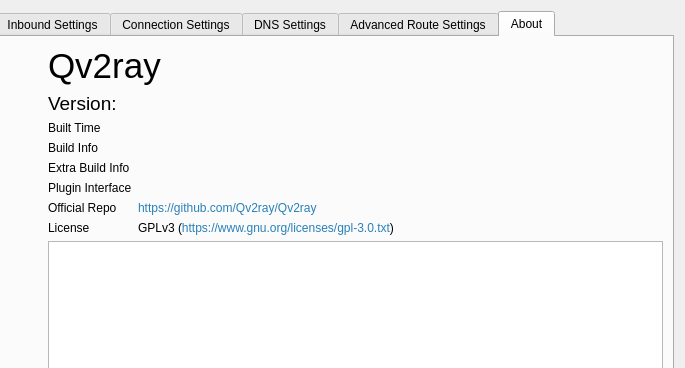
First picture: the form in src/ui/widgets/windows/w_PreferencesWindow.ui, repository laintuv/Qv2ray-2.7.1, before the edit; both pictures show x 236 to 921 and y 0 to 368 of the 921 by 699 pixel window.
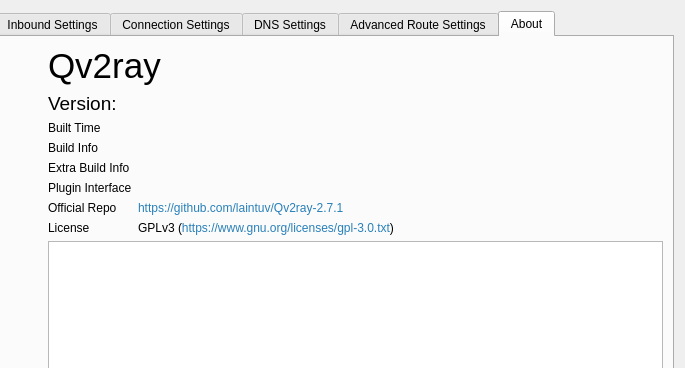
Second picture: the form after the edit. The open tabs and pages were chosen to show the change. Icons and pictures are not drawn.

```diff
--- a/src/ui/widgets/windows/w_PreferencesWindow.ui
+++ b/src/ui/widgets/windows/w_PreferencesWindow.ui
@@ -2348,7 +2348,7 @@
               </sizepolicy>
              </property>
              <property name="text">
-              <string notr="true">&lt;html&gt;&lt;head/&gt;&lt;body&gt;&lt;p&gt;&lt;a style=&quot; text-decoration: none; color:#2980b9;&quot; href=&quot;https://github.com/Qv2ray/Qv2ray&quot;&gt;https://github.com/Qv2ray/Qv2ray&lt;/a&gt;&lt;/p&gt;&lt;/body&gt;&lt;/html&gt;</string>
+              <string notr="true">&lt;html&gt;&lt;head/&gt;&lt;body&gt;&lt;p&gt;&lt;a style=&quot; text-decoration: none; color:#2980b9;&quot; href=&quot;https://github.com/laintuv/Qv2ray-2.7.1&quot;&gt;https://github.com/laintuv/Qv2ray-2.7.1&lt;/a&gt;&lt;/p&gt;&lt;/body&gt;&lt;/html&gt;</string>
              </property>
              <property name="textFormat">
               <enum>Qt::RichText</enum>
```
